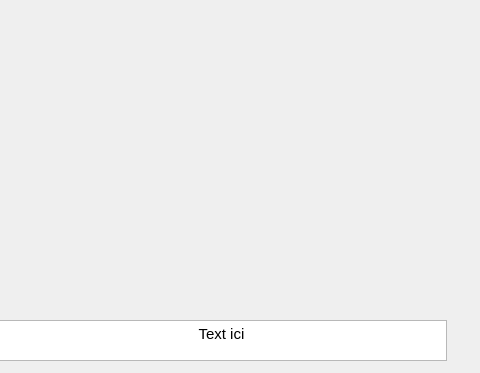
Qt form mainwindow.ui (oxo140/Text-to-video-GUI) before a commit; both pictures show x 144 to 624 and y 0 to 373 of the 800 by 600 pixel window.
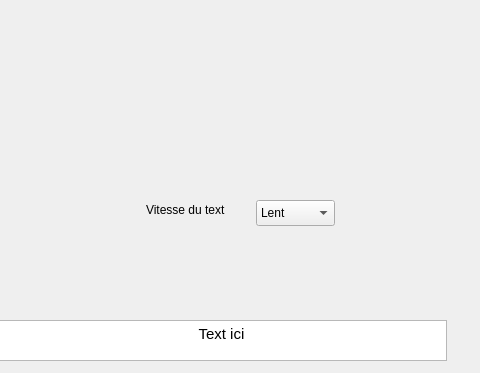
The same form after that commit.

Commit message: parametre de la vitesse du text GUI

```diff
--- a/mainwindow.ui
+++ b/mainwindow.ui
@@ -50,6 +50,44 @@
 &lt;p align=&quot;center&quot; style=&quot; margin-top:0px; margin-bottom:0px; margin-left:0px; margin-right:0px; -qt-block-indent:0; text-indent:0px;&quot;&gt;Text ici&lt;/p&gt;&lt;/body&gt;&lt;/html&gt;</string>
     </property>
    </widget>
+   <widget class="QComboBox" name="comboBox">
+    <property name="geometry">
+     <rect>
+      <x>400</x>
+      <y>200</y>
+      <width>79</width>
+      <height>26</height>
+     </rect>
+    </property>
+    <item>
+     <property name="text">
+      <string>Lent</string>
+     </property>
+    </item>
+    <item>
+     <property name="text">
+      <string>Normal</string>
+     </property>
+    </item>
+    <item>
+     <property name="text">
+      <string>Rapide</string>
+     </property>
+    </item>
+   </widget>
+   <widget class="QLabel" name="label">
+    <property name="geometry">
+     <rect>
+      <x>290</x>
+      <y>200</y>
+      <width>101</width>
+      <height>20</height>
+     </rect>
+    </property>
+    <property name="text">
+     <string>Vitesse du text</string>
+    </property>
+   </widget>
   </widget>
   <widget class="QMenuBar" name="menubar">
    <property name="geometry">
```
The commit also changes 2 other files.
